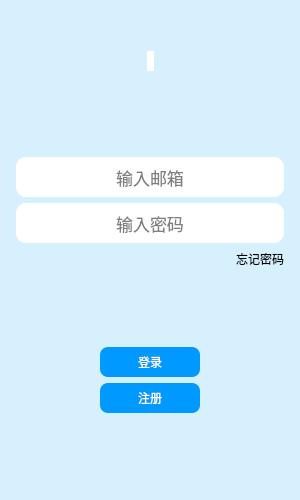
The window that logindialog.ui (locolocoer/frychat) describes before a commit, drawn with Qt 5.
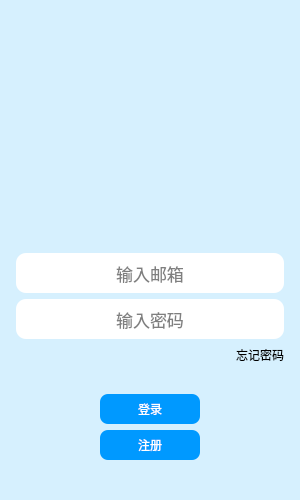
The same window after the commit. Icons and pictures are not drawn. Custom widgets are drawn as their Qt base class.

The edit to the form file:
```diff
--- a/logindialog.ui
+++ b/logindialog.ui
@@ -119,16 +119,25 @@
          </spacer>
         </item>
         <item row="0" column="1">
-         <widget class="QLabel" name="profile_label">
+         <widget class="QLabel" name="head_label">
           <property name="enabled">
            <bool>true</bool>
           </property>
+          <property name="minimumSize">
+           <size>
+            <width>120</width>
+            <height>120</height>
+           </size>
+          </property>
+          <property name="maximumSize">
+           <size>
+            <width>120</width>
+            <height>120</height>
+           </size>
+          </property>
           <property name="text">
            <string/>
           </property>
-          <property name="pixmap">
-           <pixmap resource="images.qrc">:/images/frychat.ico</pixmap>
-          </property>
           <property name="scaledContents">
            <bool>false</bool>
           </property>
@@ -166,10 +175,37 @@
        </property>
       </spacer>
      </item>
+     <item>
+      <layout class="QHBoxLayout" name="horizontalLayout_7">
+       <item>
+        <widget class="QLabel" name="err_tip">
+         <property name="text">
+          <string/>
+         </property>
+         <property name="alignment">
+          <set>Qt::AlignCenter</set>
+         </property>
+        </widget>
+       </item>
+      </layout>
+     </item>
+     <item>
+      <spacer name="verticalSpacer_4">
+       <property name="orientation">
+        <enum>Qt::Vertical</enum>
+       </property>
+       <property name="sizeHint" stdset="0">
+        <size>
+         <width>20</width>
+         <height>40</height>
+        </size>
+       </property>
+      </spacer>
+     </item>
      <item>
       <layout class="QHBoxLayout" name="horizontalLayout">
        <item>
-        <widget class="QLineEdit" name="userEdit">
+        <widget class="QLineEdit" name="emailEdit">
          <property name="minimumSize">
           <size>
            <width>0</width>
@@ -218,6 +254,9 @@
            <pointsize>13</pointsize>
           </font>
          </property>
+         <property name="echoMode">
+          <enum>QLineEdit::Password</enum>
+         </property>
          <property name="alignment">
           <set>Qt::AlignCenter</set>
          </property>
```
Left out of the diff: 4 changed lines with no effect on the pictures.
